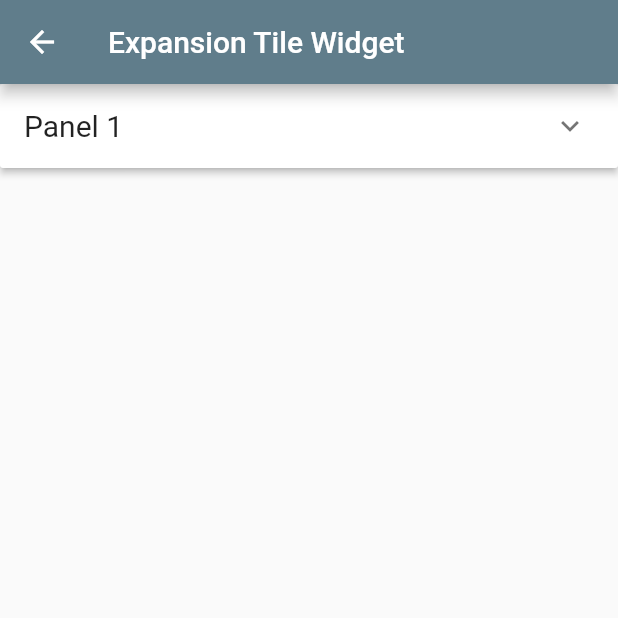
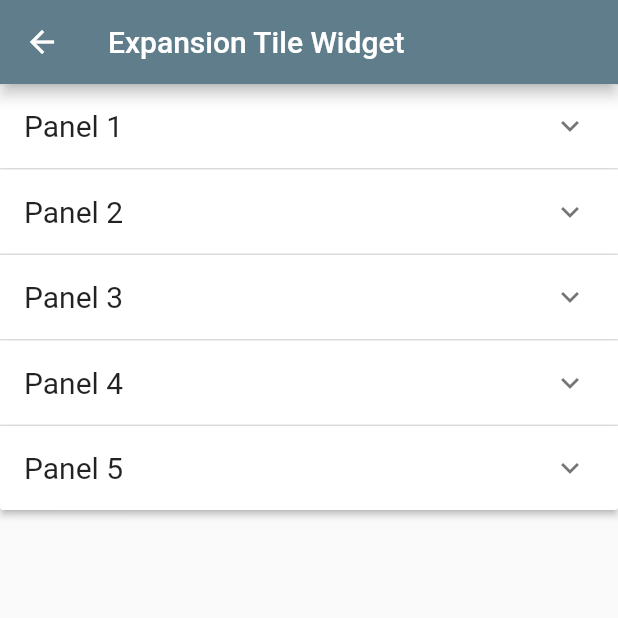
Before and after one commit to gulsenkeskin/custom_widgets, a Flutter app: the ExpansionPanelPage screen opened by its route, on a phone screen of 412 x 824 dp, the top half of it. Run offline on Flutter 3.47's test engine with Material 2 defaults, Android fonts, the phone set to English and light mode, and no system bars.

Commit message:
Update expansion_panel.dart

```diff
--- a/lib/src/pages/expansion_panel.dart
+++ b/lib/src/pages/expansion_panel.dart
@@ -11,7 +11,11 @@ class ExpansionPanelPage extends StatefulWidget {
 
 class _ExpansionPanelPageState extends State<ExpansionPanelPage> {
   final List<Item> items = [
-    Item(header: 'Panel 1', body: Constants.loremIpsum)
+    Item(header: 'Panel 1', body: Constants.loremIpsum),
+    Item(header: 'Panel 2', body: Constants.loremIpsum),
+    Item(header: 'Panel 3', body: Constants.loremIpsum),
+    Item(header: 'Panel 4', body: Constants.loremIpsum),
+    Item(header: 'Panel 5', body: Constants.loremIpsum),
   ];
   @override
   Widget build(BuildContext context) => Scaffold(
@@ -29,7 +33,8 @@ class _ExpansionPanelPageState extends State<ExpansionPanelPage> {
                       ),
                     ),
                     body: ListTile(title: Text(item.body,style:TextStyle(fontSize: 12)),),
-                    value: item.header))
+                    value: item.header //todo: UNIQUE OLMALI!
+            ))
                 .toList(),
           ),
         ),
```
